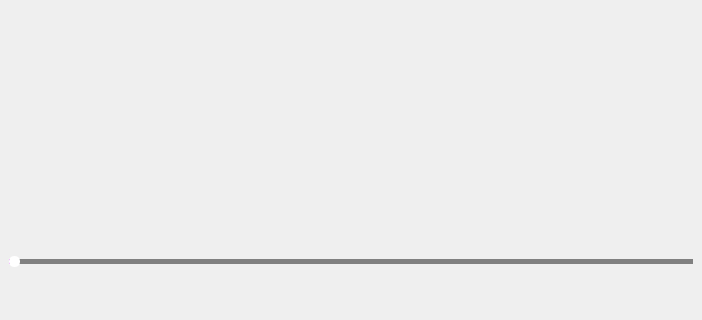
This is mainwindow.ui in tgtsml/QtPlayer as Qt 5 draws it before an edit; both pictures show x 0 to 702 and y 194 to 514 of the 702 by 514 pixel window. The edited form follows.
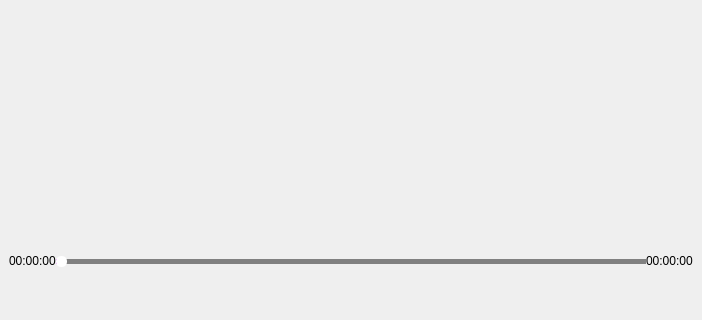
This is the edited form. Icons and pictures are not drawn.

The edit to the form file:
```diff
--- a/mainwindow.ui
+++ b/mainwindow.ui
@@ -141,11 +141,29 @@
      <widget class="QWidget" name="widget_content" native="true"/>
     </item>
     <item>
+     <layout class="QHBoxLayout" name="horizontalLayout_3">
+      <item>
+       <widget class="QLabel" name="label_playedTime">
+        <property name="text">
+         <string>00:00:00</string>
+        </property>
+       </widget>
+      </item>
+      <item>
      <widget class="QSlider" name="horizontalSlider_progress">
       <property name="orientation">
        <enum>Qt::Horizontal</enum>
       </property>
      </widget>
+      </item>
+      <item>
+       <widget class="QLabel" name="label_totalTime">
+        <property name="text">
+         <string>00:00:00</string>
+        </property>
+       </widget>
+      </item>
+     </layout>
     </item>
     <item>
      <layout class="QHBoxLayout" name="horizontalLayout">
```
Lines whose indentation alone changed are shown as unchanged.
